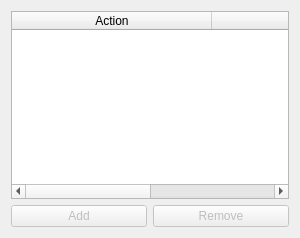
Before: the Qt Designer form applet/ui/actions.ui in Emdek/plasmoid-fancy-tasks, drawn with Qt 5.
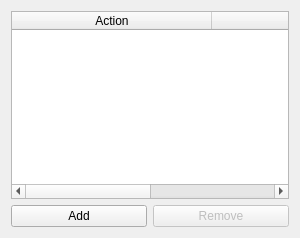
After: the same form once the commit is applied.

Commit message: Enable Add / Remove action buttons

The edit to the form file:
```diff
--- a/applet/ui/actions.ui
+++ b/applet/ui/actions.ui
@@ -58,10 +58,7 @@
    <item>
     <layout class="QHBoxLayout" name="horizontalLayout">
      <item>
-      <widget class="QPushButton" name="removeButton">
-       <property name="enabled">
-        <bool>false</bool>
-       </property>
+      <widget class="QPushButton" name="addButton">
        <property name="toolTip">
         <string>Add Action Trigger</string>
        </property>
@@ -71,7 +68,7 @@
       </widget>
      </item>
      <item>
-      <widget class="QPushButton" name="addButton">
+      <widget class="QPushButton" name="removeButton">
        <property name="enabled">
         <bool>false</bool>
        </property>
```
The commit also changes 3 other files.
